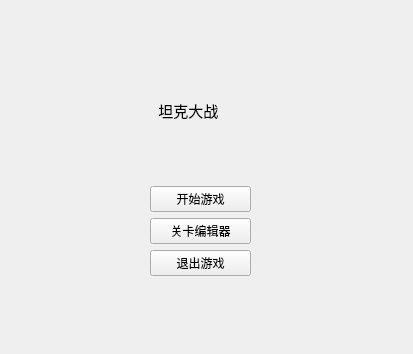
Old version of the form src/tank-game/interface/mainpage.ui in the repository emon100/tank-game.
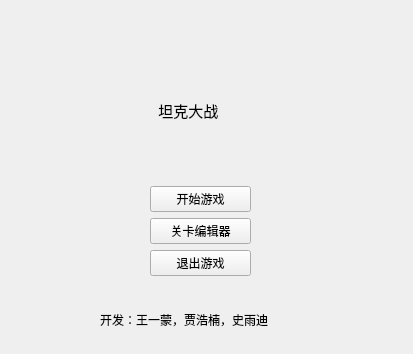
New version of the form.

```diff
--- a/src/tank-game/interface/mainpage.ui
+++ b/src/tank-game/interface/mainpage.ui
@@ -65,6 +65,19 @@
     </item>
    </layout>
   </widget>
+  <widget class="QLabel" name="label_2">
+   <property name="geometry">
+    <rect>
+     <x>100</x>
+     <y>310</y>
+     <width>241</width>
+     <height>20</height>
+    </rect>
+   </property>
+   <property name="text">
+    <string>开发：王一蒙，贾浩楠，史雨迪</string>
+   </property>
+  </widget>
  </widget>
  <resources/>
  <connections/>
```
